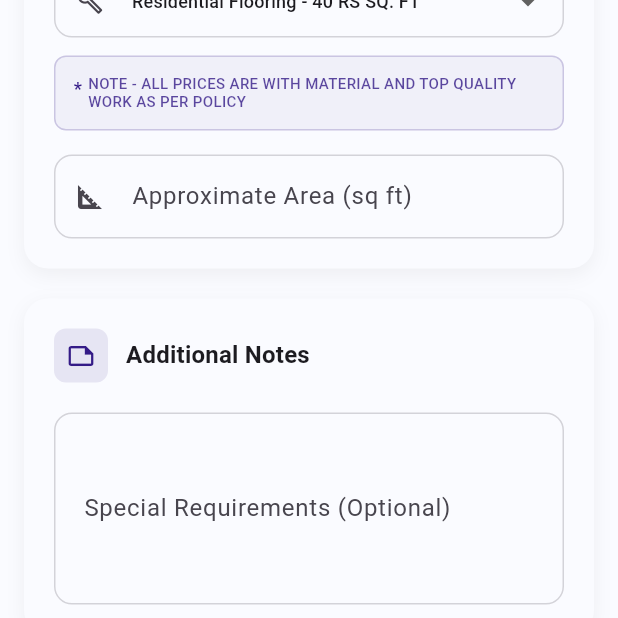
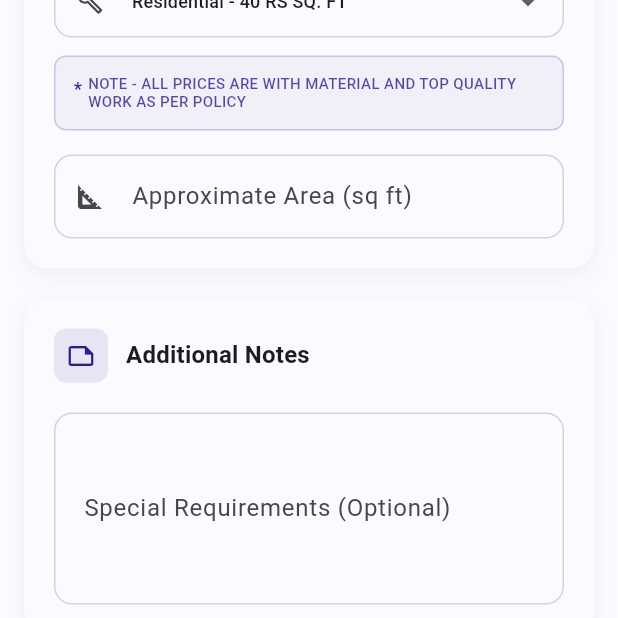
Before and after one commit to srijanmishra08/Lithox, a Flutter app: the screen it shows after launch, item 2 of the bottom bar chosen, scrolled down 1422 dp, on a phone screen of 412 x 824 dp, the top half of it. Run offline on Flutter 3.47's test engine with Material 3 defaults, Android fonts, the light colour scheme and no system bars; our stand-ins replace flutter_riverpod, go_router, image_picker, shared_preferences, sqflite_common_ffi, video_player; accounts and stored records are empty.

Commit message:
🛠 Fix dropdown overflow issues and improve UX
✅ Fixes Applied:
- Removed 'Flooring' from all dropdown options for cleaner text
- Split Swimming Pool and Terrace into separate options
- Consistent 12px font size for all dropdown items
- Added isExpanded: true to prevent overflow issues
- Updated service names:
  • Residential - 40 RS SQ. FT
  • Commercial - 30 RS SQ. FT
  • Industrial - 150 RS SQ. FT
  • Garage - 50 RS SQ. FT
  • Basement - 100 RS SQ FT / 150 RS SQ. FT
  • Swimming Pool - 300 RS SQ FT
  • Terrace Epoxy Tile - 300 RS SQ FT
  • Other

🎯 Result:
- No more UI overflow errors
- Consistent text rendering across all options
- Better mobile and web compatibility
- Cleaner, more professional appearance

```diff
--- a/lib/screens/booking/booking_form_screen.dart
+++ b/lib/screens/booking/booking_form_screen.dart
@@ -29,18 +29,19 @@ class _BookingFormScreenState extends ConsumerState<BookingFormScreen> {
   final _notesController = TextEditingController();
   final _otherRequirementController = TextEditingController();
 
-  String _selectedService = 'Residential Flooring - 40 RS SQ. FT';
+  String _selectedService = 'Residential - 40 RS SQ. FT';
   final List<XFile> _selectedImages = [];
   bool _isSubmitting = false;
   final int _maxImages = AppConstants.maxImagesPerForm;
 
   final List<String> _services = [
-    'Residential Flooring - 40 RS SQ. FT',
-    'Commercial Flooring - 30 RS SQ. FT',
-    'Industrial Flooring - 150 RS SQ. FT',
-    'Garage Flooring - 50 RS SQ. FT',
-    'Basement Flooring - 100 RS SQ FT / 150 RS SQ. FT (Two Different Quality)',
-    'Swimming Pool/Terrace Epoxy Tile Flooring - 300 RS SQ FT',
+    'Residential - 40 RS SQ. FT',
+    'Commercial - 30 RS SQ. FT',
+    'Industrial - 150 RS SQ. FT',
+    'Garage - 50 RS SQ. FT',
+    'Basement - 100 RS SQ FT / 150 RS SQ. FT',
+    'Swimming Pool - 300 RS SQ FT',
+    'Terrace Epoxy Tile - 300 RS SQ FT',
     'Other',
   ];
 
@@ -925,18 +926,16 @@ class _BookingFormScreenState extends ConsumerState<BookingFormScreen> {
                 ),
               ),
             ),
+            isExpanded: true, // This prevents overflow
             items: _services.map((service) {
               return DropdownMenuItem(
                 value: service,
-                child: SizedBox(
-                  width: 280, // Fixed width to prevent overflow
-                  child: Text(
-                    service,
-                    overflow: TextOverflow.ellipsis,
-                    maxLines: 1,
-                    style: TextStyle(
-                      fontSize: service.length > 40 ? 10 : 12,
-                    ),
+                child: Text(
+                  service,
+                  overflow: TextOverflow.ellipsis,
+                  maxLines: 1,
+                  style: const TextStyle(
+                    fontSize: 12, // Consistent font size for all
                   ),
                 ),
               );
@@ -1561,7 +1560,7 @@ class _BookingFormScreenState extends ConsumerState<BookingFormScreen> {
     _notesController.clear();
     _otherRequirementController.clear();
     setState(() {
-      _selectedService = 'Residential Flooring - 40 RS SQ. FT';
+      _selectedService = 'Residential - 40 RS SQ. FT';
       _selectedImages.clear();
     });
   }
```
